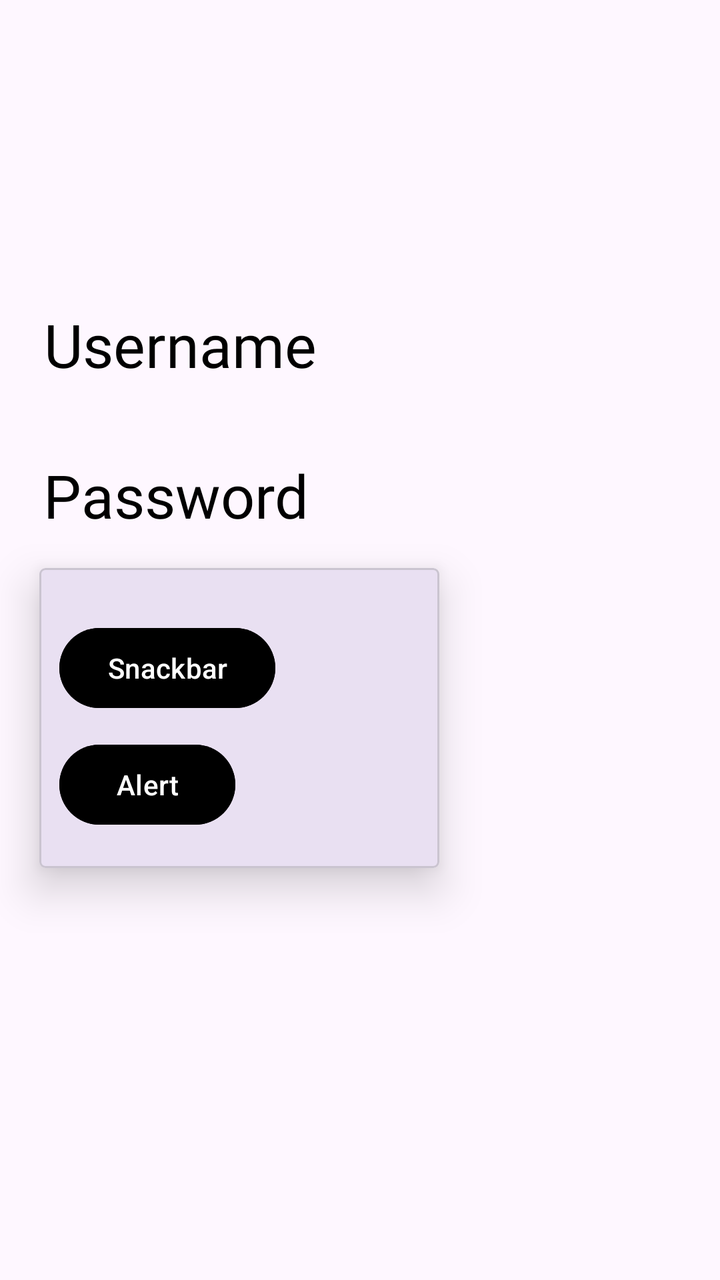
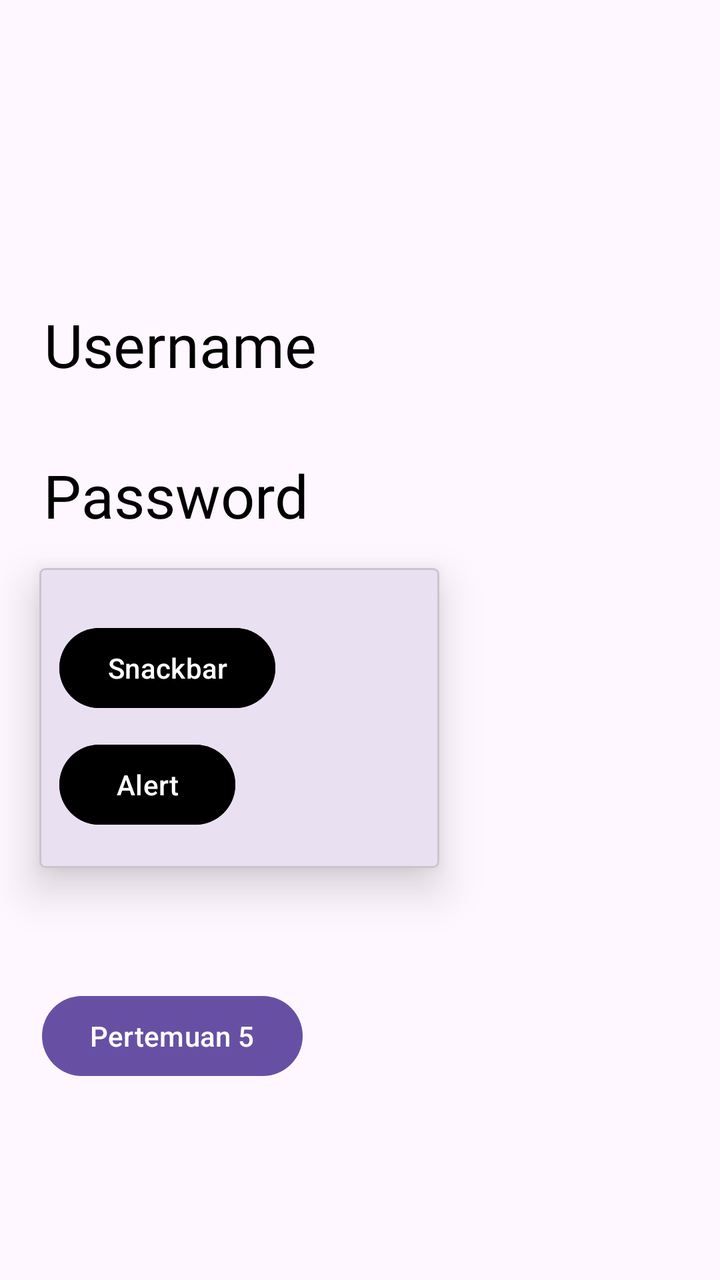

Two renders of the same Android screen: before a commit and after it. Below are the layout's source before the change and the commit's diff.
<!-- AndroidManifest.xml: application theme Theme.Hanif_3TIA -->
<!-- res/layout/activity_main.xml -->
<?xml version="1.0" encoding="utf-8"?>
<androidx.constraintlayout.widget.ConstraintLayout xmlns:android="http://schemas.android.com/apk/res/android"
    xmlns:app="http://schemas.android.com/apk/res-auto"
    xmlns:tools="http://schemas.android.com/tools"
    android:id="@+id/main"
    android:layout_width="match_parent"
    android:layout_height="match_parent"
    tools:context=".MainActivity">

    <TextView
        android:id="@+id/txtUsername"
        android:layout_width="wrap_content"
        android:layout_height="wrap_content"
        android:layout_marginTop="152dp"
        android:fontFamily="@font/harmonyos_sans_black"
        android:text="Username"
        android:textColor="@color/black"
        android:textSize="30dp"
        app:layout_constraintEnd_toEndOf="parent"
        app:layout_constraintHorizontal_bias="0.098"
        app:layout_constraintStart_toStartOf="parent"
        app:layout_constraintTop_toTopOf="parent" />

    <TextView
        android:id="@+id/txtPassword"
        android:layout_width="wrap_content"
        android:layout_height="wrap_content"
        android:fontFamily="@font/harmonyos_sans_black"
        android:text="Password"
        android:textColor="@color/black"
        android:textSize="30dp"
        app:layout_constraintBottom_toBottomOf="parent"
        app:layout_constraintEnd_toEndOf="parent"
        app:layout_constraintHorizontal_bias="0.095"
        app:layout_constraintStart_toStartOf="parent"
        app:layout_constraintTop_toBottomOf="@+id/txtUsername"
        app:layout_constraintVertical_bias="0.086" />



    <com.google.android.material.card.MaterialCardView
        android:layout_width="200dp"
        android:layout_height="150dp"
        app:cardElevation="13dp"
        app:cardCornerRadius="3dp"
        app:layout_constraintBottom_toBottomOf="parent"
        app:layout_constraintEnd_toEndOf="parent"
        app:layout_constraintHorizontal_bias="0.123"
        app:layout_constraintStart_toStartOf="parent"
        app:layout_constraintTop_toBottomOf="@+id/txtPassword"
        app:layout_constraintVertical_bias="0.073">

        <androidx.constraintlayout.widget.ConstraintLayout
            android:layout_width="match_parent"
            android:layout_height="match_parent"
            android:layout_margin="10dp"
            >

            <Button
                android:id="@+id/btnSnackBar"
                android:layout_width="wrap_content"
                android:layout_height="wrap_content"
                android:layout_marginTop="16dp"
                android:backgroundTint="@color/black"
                android:text="Snackbar"
                app:layout_constraintEnd_toEndOf="parent"
                app:layout_constraintHorizontal_bias="0.0"
                app:layout_constraintStart_toStartOf="parent"
                app:layout_constraintTop_toTopOf="parent" />

            <Button
                android:id="@+id/btnAlert"
                android:layout_width="wrap_content"
                android:layout_height="wrap_content"
                android:backgroundTint="@color/black"
                android:text="Alert"
                app:layout_constraintBottom_toBottomOf="parent"
                app:layout_constraintEnd_toEndOf="parent"
                app:layout_constraintHorizontal_bias="0.0"
                app:layout_constraintStart_toStartOf="parent"
                app:layout_constraintTop_toBottomOf="@+id/btnSnackBar"
                app:layout_constraintVertical_bias="0.578" />
        </androidx.constraintlayout.widget.ConstraintLayout>


    </com.google.android.material.card.MaterialCardView>


</androidx.constraintlayout.widget.ConstraintLayout>
<!-- resources referenced by this layout -->
<resources>
  <color name="black">#FF000000</color>
  <style name="Theme.Hanif_3TIA" parent="Base.Theme.Hanif_3TIA" />
  <style name="Base.Theme.Hanif_3TIA" parent="Theme.Material3.DayNight.NoActionBar">
          
          
      </style>
</resources>

<!-- the commit's change to res/layout/activity_main.xml (unified diff, before → after) -->
@@ -39,10 +39,11 @@
 
 
     <com.google.android.material.card.MaterialCardView
+        android:id="@+id/materialCardView"
         android:layout_width="200dp"
         android:layout_height="150dp"
+        app:cardCornerRadius="3dp"
         app:cardElevation="13dp"
-        app:cardCornerRadius="3dp"
         app:layout_constraintBottom_toBottomOf="parent"
         app:layout_constraintEnd_toEndOf="parent"
         app:layout_constraintHorizontal_bias="0.123"
@@ -53,8 +54,7 @@
         <androidx.constraintlayout.widget.ConstraintLayout
             android:layout_width="match_parent"
             android:layout_height="match_parent"
-            android:layout_margin="10dp"
-            >
+            android:layout_margin="10dp">
 
             <Button
                 android:id="@+id/btnSnackBar"
@@ -85,5 +85,18 @@
 
     </com.google.android.material.card.MaterialCardView>
 
+    <Button
+        android:id="@+id/btnToLima"
+        android:layout_width="wrap_content"
+        android:layout_height="wrap_content"
+        android:layout_marginTop="60dp"
+        android:text="Pertemuan 5"
+        app:layout_constraintBottom_toBottomOf="parent"
+        app:layout_constraintEnd_toEndOf="parent"
+        app:layout_constraintHorizontal_bias="0.092"
+        app:layout_constraintStart_toStartOf="parent"
+        app:layout_constraintTop_toBottomOf="@+id/materialCardView"
+        app:layout_constraintVertical_bias="0.0" />
+
 
 </androidx.constraintlayout.widget.ConstraintLayout>
